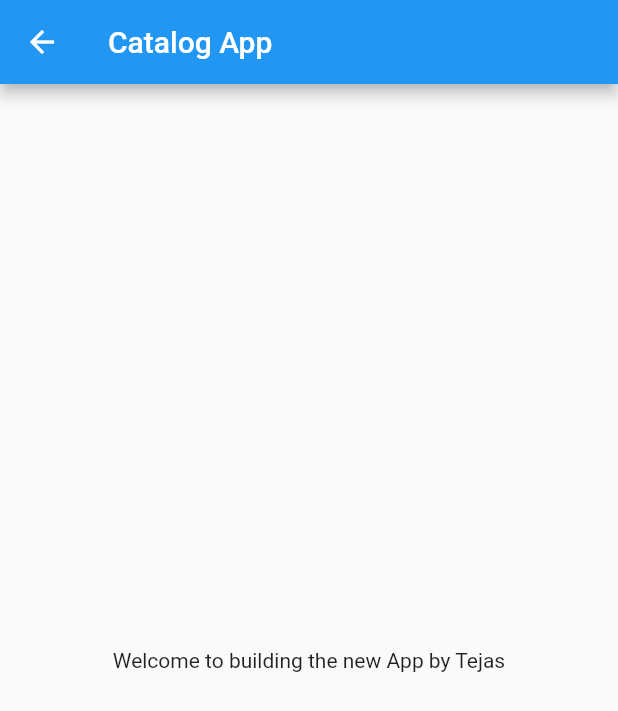
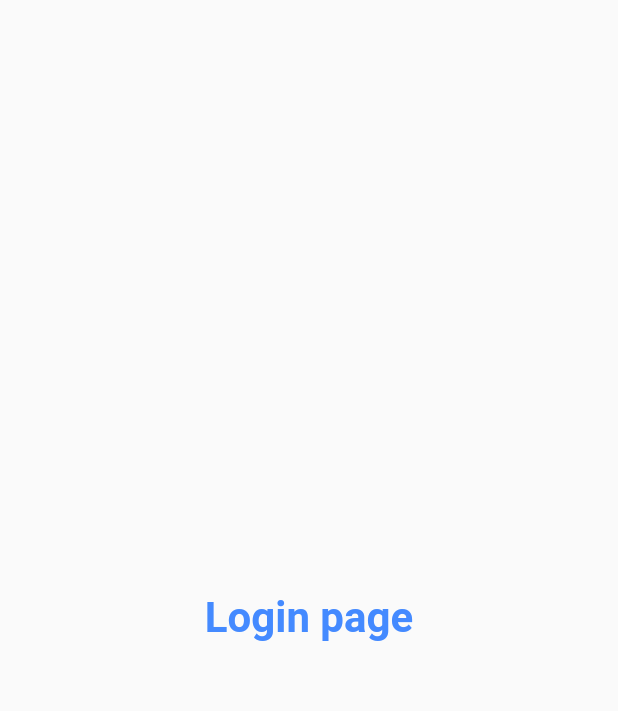
Before and after one commit to Andro-Tejas/Catalog-App, a Flutter app: the screen it shows after launch, on a phone screen of 412 x 824 dp. Shown: the top 711 px of the screen. Run offline on Flutter 3.47's test engine with Material 2 defaults, Android fonts, the light colour scheme and no system bars.

Commit message:
day1 completed

```diff
--- a/lib/main.dart
+++ b/lib/main.dart
@@ -1,4 +1,5 @@
 import 'package:catalogapp/pages/home_page.dart';
+import 'package:catalogapp/pages/login_page.dart';
 import 'package:flutter/material.dart';
 
 void main() {
@@ -11,13 +12,16 @@ class MyApp extends StatelessWidget {
   @override
   Widget build(BuildContext context) {
     return MaterialApp(
-      home: HomePage(),
+      // home: HomePage(),
+      theme:ThemeData(
+        primarySwatch: Colors.grey
+      ),
 
-    initialRoute : "/home",
+    // initialRoute : "/home",
     routes:{
-        // "/":(context)=>LoginPage(),
+        "/":(context)=>LoginPage(),
         "/home":(context)=>HomePage()
-    }
+    },
     );
   }
 }
--- a/lib/pages/home_page.dart
+++ b/lib/pages/home_page.dart
@@ -16,6 +16,7 @@ class HomePage extends StatelessWidget {
           child: Text("Welcome to building the new App by $name"),
         ),
       ),
+      drawer:Drawer(),
     );
   }
 }
--- /dev/null
+++ b/lib/pages/login_page.dart
@@ -0,0 +1,17 @@
+import 'package:flutter/material.dart';
+
+class LoginPage extends StatelessWidget {
+  @override
+  Widget build(BuildContext context) {
+    return const Material(
+      child: Center(
+        child: Text(
+          "Login page",
+          style:
+              TextStyle(color: Colors.blueAccent, fontWeight: FontWeight.bold),
+          textScaleFactor: 2.0,
+        ),
+      ),
+    );
+  }
+}
```
